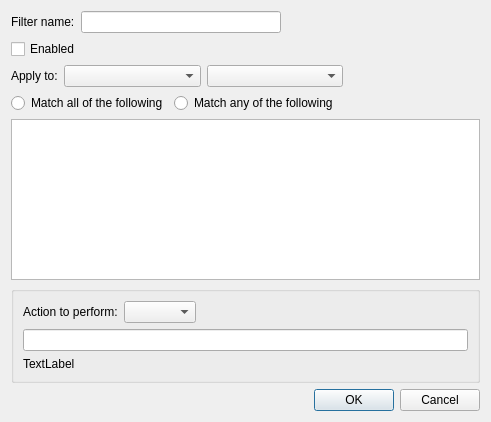
Old version of the form rss_tube/gui/designs/widget_filter.ui in the repository seird/rsstube.
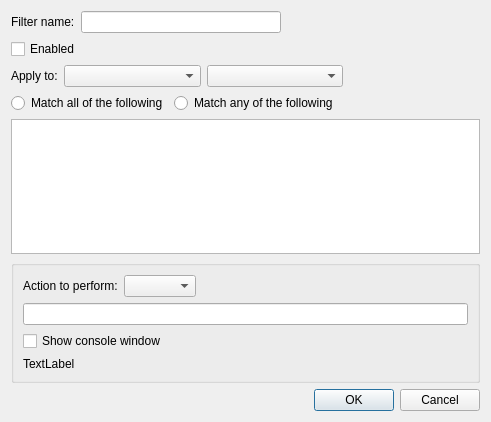
New version of the form.

Commit message: external program action on linux

Diff of the .ui file:
```diff
--- a/rss_tube/gui/designs/widget_filter.ui
+++ b/rss_tube/gui/designs/widget_filter.ui
@@ -196,6 +196,13 @@
       <item>
        <widget class="QLineEdit" name="line_external_program"/>
       </item>
+      <item>
+       <widget class="QCheckBox" name="cb_external_program_window">
+        <property name="text">
+         <string>Show console window</string>
+        </property>
+       </widget>
+      </item>
       <item>
        <widget class="QLabel" name="label_external_program_parameters">
         <property name="text">
```
The commit also changes 4 other files.
